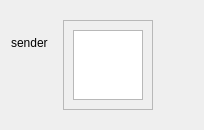
The window that gui/librichtext/chat_segment_widget.ui (avplayer/avim) describes before a commit, drawn with Qt 5.
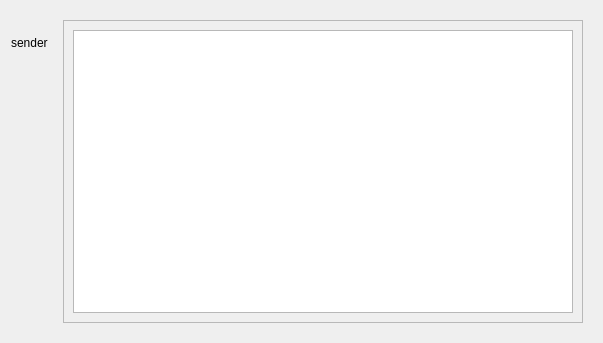
The same window after the commit. Custom widgets are drawn as their Qt base class.

Commit message: 这布局, 不错了啦!

The edit to the form file:
```diff
--- a/gui/librichtext/chat_segment_widget.ui
+++ b/gui/librichtext/chat_segment_widget.ui
@@ -6,8 +6,8 @@
    <rect>
     <x>0</x>
     <y>0</y>
-    <width>204</width>
-    <height>106</height>
+    <width>603</width>
+    <height>343</height>
    </rect>
   </property>
   <property name="windowTitle">
@@ -89,9 +89,9 @@
         <property name="frameShadow">
          <enum>QFrame::Raised</enum>
         </property>
-        <layout class="QVBoxLayout" name="verticalLayout_2">
+        <layout class="QHBoxLayout" name="horizontalLayout_3">
          <item>
-          <widget class="QRichEdit" name="textEdit">
+          <widget class="QRichEdit" name="content">
            <property name="readOnly">
             <bool>true</bool>
            </property>
@@ -100,41 +100,9 @@
         </layout>
        </widget>
       </item>
-      <item>
-       <spacer name="horizontalSpacer_2">
-        <property name="orientation">
-         <enum>Qt::Horizontal</enum>
-        </property>
-        <property name="sizeType">
-         <enum>QSizePolicy::Ignored</enum>
-        </property>
-        <property name="sizeHint" stdset="0">
-         <size>
-          <width>255</width>
-          <height>20</height>
-         </size>
-        </property>
-       </spacer>
-      </item>
      </layout>
     </widget>
    </item>
-   <item>
-    <spacer name="horizontalSpacer">
-     <property name="orientation">
-      <enum>Qt::Horizontal</enum>
-     </property>
-     <property name="sizeType">
-      <enum>QSizePolicy::Maximum</enum>
-     </property>
-     <property name="sizeHint" stdset="0">
-      <size>
-       <width>40</width>
-       <height>20</height>
-      </size>
-     </property>
-    </spacer>
-   </item>
   </layout>
  </widget>
  <customwidgets>
```
The commit also changes 3 other files.
